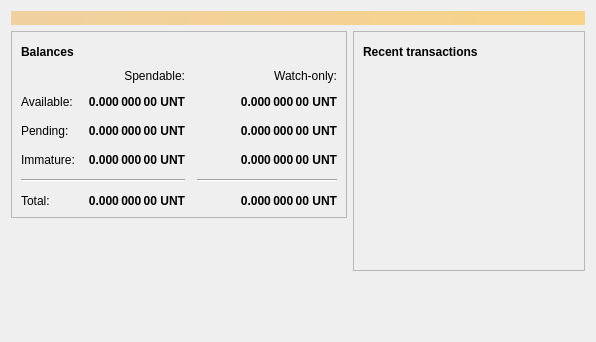
First picture: the form in src/qt/forms/overviewpage.ui, repository dtr-org/unit-e, before the edit.
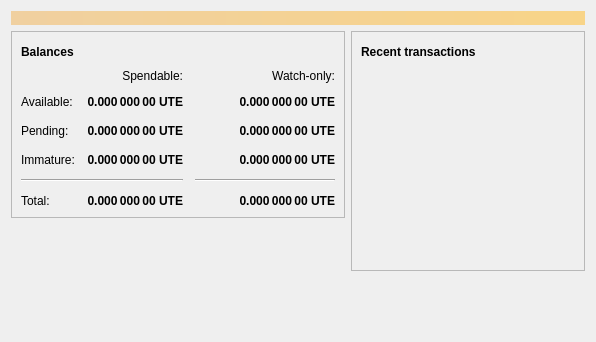
Second picture: the form after the edit. Icons and pictures are not drawn.

The edit to the form file:
```diff
--- a/src/qt/forms/overviewpage.ui
+++ b/src/qt/forms/overviewpage.ui
@@ -129,7 +129,7 @@
                <string>Unconfirmed transactions to watch-only addresses</string>
               </property>
               <property name="text">
-               <string notr="true">0.000 000 00 UNT</string>
+               <string notr="true">0.000 000 00 UTE</string>
               </property>
               <property name="alignment">
                <set>Qt::AlignRight|Qt::AlignTrailing|Qt::AlignVCenter</set>
@@ -154,7 +154,7 @@
                <string>Total of transactions that have yet to be confirmed, and do not yet count toward the spendable balance</string>
               </property>
               <property name="text">
-               <string notr="true">0.000 000 00 UNT</string>
+               <string notr="true">0.000 000 00 UTE</string>
               </property>
               <property name="alignment">
                <set>Qt::AlignRight|Qt::AlignTrailing|Qt::AlignVCenter</set>
@@ -179,7 +179,7 @@
                <string>Mined balance in watch-only addresses that has not yet matured</string>
               </property>
               <property name="text">
-               <string notr="true">0.000 000 00 UNT</string>
+               <string notr="true">0.000 000 00 UTE</string>
               </property>
               <property name="alignment">
                <set>Qt::AlignRight|Qt::AlignTrailing|Qt::AlignVCenter</set>
@@ -237,7 +237,7 @@
                <string>Mined balance that has not yet matured</string>
               </property>
               <property name="text">
-               <string notr="true">0.000 000 00 UNT</string>
+               <string notr="true">0.000 000 00 UTE</string>
               </property>
               <property name="alignment">
                <set>Qt::AlignRight|Qt::AlignTrailing|Qt::AlignVCenter</set>
@@ -282,7 +282,7 @@
                <string>Your current total balance</string>
               </property>
               <property name="text">
-               <string notr="true">0.000 000 00 UNT</string>
+               <string notr="true">0.000 000 00 UTE</string>
               </property>
               <property name="alignment">
                <set>Qt::AlignRight|Qt::AlignTrailing|Qt::AlignVCenter</set>
@@ -307,7 +307,7 @@
                <string>Current total balance in watch-only addresses</string>
               </property>
               <property name="text">
-               <string notr="true">0.000 000 00 UNT</string>
+               <string notr="true">0.000 000 00 UTE</string>
               </property>
               <property name="alignment">
                <set>Qt::AlignRight|Qt::AlignTrailing|Qt::AlignVCenter</set>
@@ -349,7 +349,7 @@
                <string>Your current spendable balance</string>
               </property>
               <property name="text">
-               <string notr="true">0.000 000 00 UNT</string>
+               <string notr="true">0.000 000 00 UTE</string>
               </property>
               <property name="alignment">
                <set>Qt::AlignRight|Qt::AlignTrailing|Qt::AlignVCenter</set>
@@ -374,7 +374,7 @@
                <string>Your current balance in watch-only addresses</string>
               </property>
               <property name="text">
-               <string notr="true">0.000 000 00 UNT</string>
+               <string notr="true">0.000 000 00 UTE</string>
               </property>
               <property name="alignment">
                <set>Qt::AlignRight|Qt::AlignTrailing|Qt::AlignVCenter</set>
```
